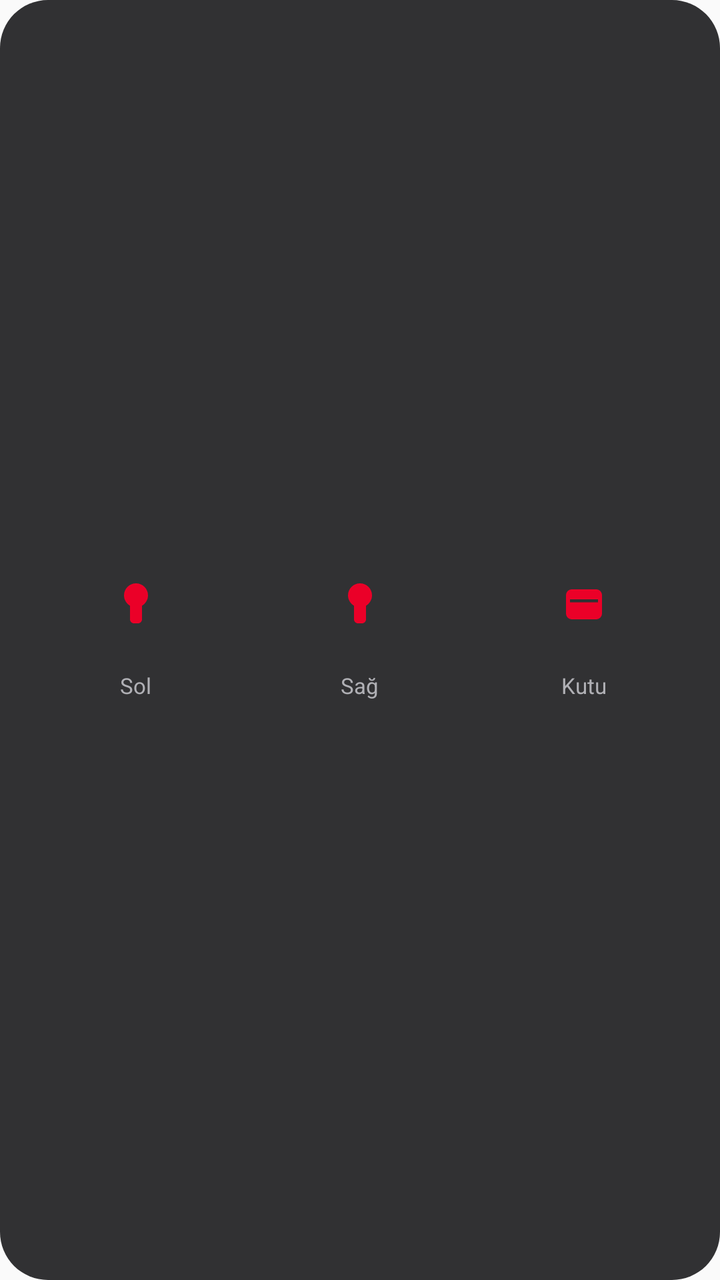
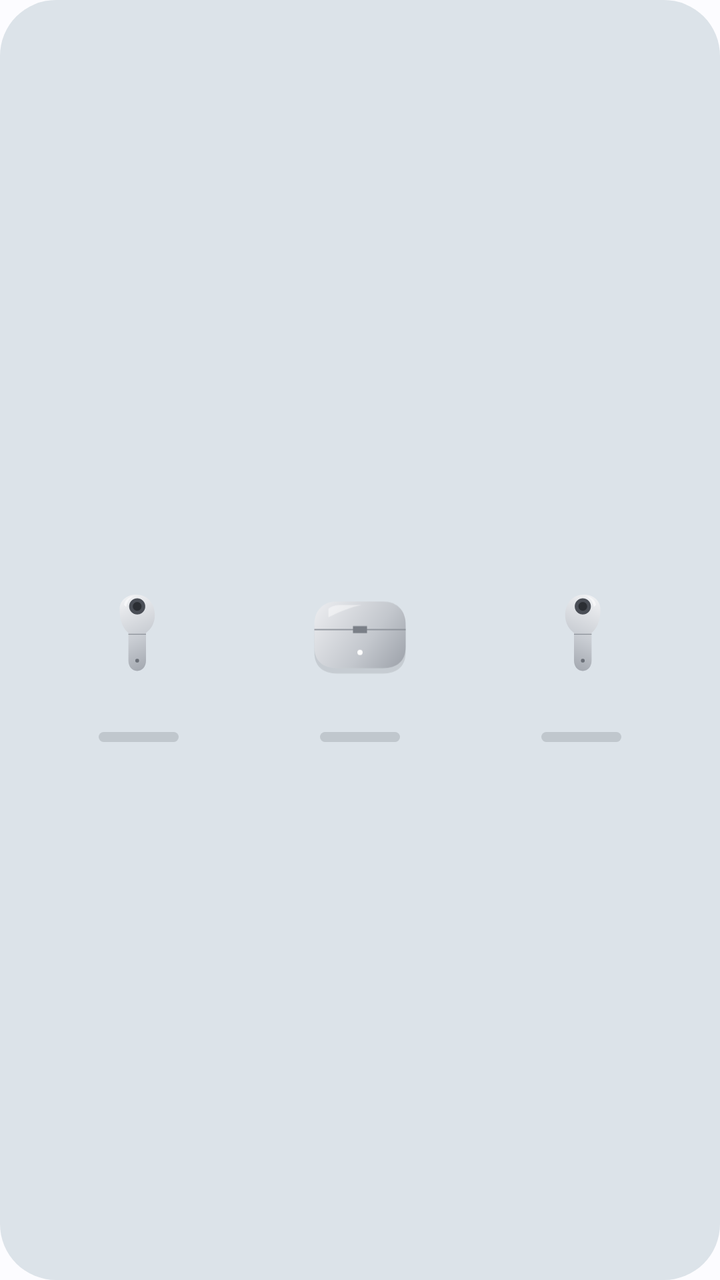

The first picture is an Android layout as it rendered before a commit; the second is the same layout after the commit. The layout source and the unified diff follow.
<!-- AndroidManifest.xml: application theme Theme.BudsBridge -->
<!-- res/layout/widget_battery.xml -->
<LinearLayout xmlns:android="http://schemas.android.com/apk/res/android"
    android:id="@+id/widgetRoot"
    android:layout_width="match_parent"
    android:layout_height="match_parent"
    android:background="@drawable/bg_widget"
    android:gravity="center"
    android:orientation="horizontal"
    android:padding="12dp">

    <LinearLayout
        android:layout_width="0dp" android:layout_height="wrap_content"
        android:layout_weight="1" android:gravity="center" android:orientation="vertical">
        <ImageView android:layout_width="24dp" android:layout_height="24dp"
            android:src="@drawable/ic_bud" android:tint="@color/accent" />
        <TextView android:id="@+id/tvLeft"
            android:layout_width="wrap_content" android:layout_height="wrap_content"
            android:textColor="#FFFFFF" android:textSize="16sp" android:textStyle="bold" />
        <TextView android:layout_width="wrap_content" android:layout_height="wrap_content"
            android:text="@string/label_left" android:textColor="#B0B0B5" android:textSize="11sp" />
    </LinearLayout>

    <LinearLayout
        android:layout_width="0dp" android:layout_height="wrap_content"
        android:layout_weight="1" android:gravity="center" android:orientation="vertical">
        <ImageView android:layout_width="24dp" android:layout_height="24dp"
            android:src="@drawable/ic_bud" android:tint="@color/accent" />
        <TextView android:id="@+id/tvRight"
            android:layout_width="wrap_content" android:layout_height="wrap_content"
            android:textColor="#FFFFFF" android:textSize="16sp" android:textStyle="bold" />
        <TextView android:layout_width="wrap_content" android:layout_height="wrap_content"
            android:text="@string/label_right" android:textColor="#B0B0B5" android:textSize="11sp" />
    </LinearLayout>

    <LinearLayout
        android:layout_width="0dp" android:layout_height="wrap_content"
        android:layout_weight="1" android:gravity="center" android:orientation="vertical">
        <ImageView android:layout_width="24dp" android:layout_height="24dp"
            android:src="@drawable/ic_case" android:tint="@color/accent" />
        <TextView android:id="@+id/tvBox"
            android:layout_width="wrap_content" android:layout_height="wrap_content"
            android:textColor="#FFFFFF" android:textSize="16sp" android:textStyle="bold" />
        <TextView android:layout_width="wrap_content" android:layout_height="wrap_content"
            android:text="@string/label_box" android:textColor="#B0B0B5" android:textSize="11sp" />
    </LinearLayout>
</LinearLayout>
<!-- resources referenced by this layout -->
<resources>
  <color name="accent">#EB0028</color>
  <!-- drawable bg_widget (drawable) -->
  <shape xmlns:android="http://schemas.android.com/apk/res/android" android:shape="rectangle">
      <solid android:color="#E61C1C1E" />
      <corners android:radius="24dp" />
  </shape>
  <!-- drawable ic_bud (drawable) -->
  <vector xmlns:android="http://schemas.android.com/apk/res/android"
      android:width="24dp" android:height="24dp"
      android:viewportWidth="24" android:viewportHeight="24">
      <path android:fillColor="#FFFFFF"
          android:pathData="M12,2C8.7,2 6,4.7 6,8c0,2.2 1.2,4.1 3,5.2V20c0,1.1 0.9,2 2,2h2c1.1,0 2,-0.9 2,-2v-6.8c1.8,-1.1 3,-3 3,-5.2C18,4.7 15.3,2 12,2z" />
  </vector>
  <!-- drawable ic_case (drawable) -->
  <vector xmlns:android="http://schemas.android.com/apk/res/android"
      android:width="24dp" android:height="24dp"
      android:viewportWidth="24" android:viewportHeight="24">
      <path android:fillColor="#FFFFFF"
          android:pathData="M6,5h12c1.7,0 3,1.3 3,3v9c0,1.7 -1.3,3 -3,3H6c-1.7,0 -3,-1.3 -3,-3V8c0,-1.7 1.3,-3 3,-3zM5,10v1.5h14V10z" />
  </vector>
  <string name="label_box">Kutu</string>
  <string name="label_left">Sol</string>
  <string name="label_right">Sağ</string>
  <style name="Theme.BudsBridge" parent="@android:style/Theme.Material.Light.NoActionBar" />
</resources>

<!-- the commit's change to res/layout/widget_battery.xml (unified diff, before → after) -->
@@ -3,43 +3,89 @@
     android:layout_width="match_parent"
     android:layout_height="match_parent"
     android:background="@drawable/bg_widget"
-    android:gravity="center"
-    android:orientation="horizontal"
-    android:padding="12dp">
+    android:orientation="vertical"
+    android:padding="14dp">
 
     <LinearLayout
-        android:layout_width="0dp" android:layout_height="wrap_content"
-        android:layout_weight="1" android:gravity="center" android:orientation="vertical">
-        <ImageView android:layout_width="24dp" android:layout_height="24dp"
-            android:src="@drawable/ic_bud" android:tint="@color/accent" />
-        <TextView android:id="@+id/tvLeft"
-            android:layout_width="wrap_content" android:layout_height="wrap_content"
-            android:textColor="#FFFFFF" android:textSize="16sp" android:textStyle="bold" />
-        <TextView android:layout_width="wrap_content" android:layout_height="wrap_content"
-            android:text="@string/label_left" android:textColor="#B0B0B5" android:textSize="11sp" />
+        android:layout_width="match_parent"
+        android:layout_height="wrap_content"
+        android:gravity="center_vertical"
+        android:orientation="horizontal">
+
+        <TextView
+            android:id="@+id/tvTitle"
+            android:layout_width="0dp"
+            android:layout_height="wrap_content"
+            android:layout_weight="1"
+            android:fontFamily="sans-serif-medium"
+            android:textColor="@color/on_surface"
+            android:textSize="14sp" />
+
+        <TextView
+            android:id="@+id/tvStatus"
+            android:layout_width="wrap_content"
+            android:layout_height="wrap_content"
+            android:textColor="@color/on_surface_variant"
+            android:textSize="12sp" />
     </LinearLayout>
 
     <LinearLayout
-        android:layout_width="0dp" android:layout_height="wrap_content"
-        android:layout_weight="1" android:gravity="center" android:orientation="vertical">
-        <ImageView android:layout_width="24dp" android:layout_height="24dp"
-            android:src="@drawable/ic_bud" android:tint="@color/accent" />
-        <TextView android:id="@+id/tvRight"
-            android:layout_width="wrap_content" android:layout_height="wrap_content"
-            android:textColor="#FFFFFF" android:textSize="16sp" android:textStyle="bold" />
-        <TextView android:layout_width="wrap_content" android:layout_height="wrap_content"
-            android:text="@string/label_right" android:textColor="#B0B0B5" android:textSize="11sp" />
-    </LinearLayout>
+        android:layout_width="match_parent"
+        android:layout_height="0dp"
+        android:layout_marginTop="6dp"
+        android:layout_weight="1"
+        android:gravity="center"
+        android:orientation="horizontal">
 
-    <LinearLayout
-        android:layout_width="0dp" android:layout_height="wrap_content"
-        android:layout_weight="1" android:gravity="center" android:orientation="vertical">
-        <ImageView android:layout_width="24dp" android:layout_height="24dp"
-            android:src="@drawable/ic_case" android:tint="@color/accent" />
-        <TextView android:id="@+id/tvBox"
-            android:layout_width="wrap_content" android:layout_height="wrap_content"
-            android:textColor="#FFFFFF" android:textSize="16sp" android:textStyle="bold" />
-        <TextView android:layout_width="wrap_content" android:layout_height="wrap_content"
-            android:text="@string/label_box" android:textColor="#B0B0B5" android:textSize="11sp" />
+        <LinearLayout
+            android:layout_width="0dp" android:layout_height="wrap_content"
+            android:layout_weight="1" android:gravity="center_horizontal" android:orientation="vertical">
+            <ImageView android:layout_width="wrap_content" android:layout_height="44dp"
+                android:adjustViewBounds="true" android:scaleType="fitCenter" android:src="@drawable/buds_left" />
+            <LinearLayout android:layout_width="wrap_content" android:layout_height="wrap_content"
+                android:layout_marginTop="4dp" android:gravity="center_vertical" android:orientation="horizontal">
+                <ImageView android:id="@+id/boltLeft" android:layout_width="12dp" android:layout_height="12dp"
+                    android:src="@drawable/ic_bolt" android:visibility="gone" />
+                <TextView android:id="@+id/tvLeft" android:layout_width="wrap_content" android:layout_height="wrap_content"
+                    android:textColor="@color/on_surface" android:textSize="15sp" android:textStyle="bold" />
+            </LinearLayout>
+            <ProgressBar android:id="@+id/barLeft" style="?android:attr/progressBarStyleHorizontal"
+                android:layout_width="40dp" android:layout_height="5dp" android:layout_marginTop="4dp"
+                android:indeterminate="false" android:max="100" android:progressDrawable="@drawable/bar_battery" />
+        </LinearLayout>
+
+        <LinearLayout
+            android:layout_width="0dp" android:layout_height="wrap_content"
+            android:layout_weight="1" android:gravity="center_horizontal" android:orientation="vertical">
+            <ImageView android:layout_width="wrap_content" android:layout_height="44dp"
+                android:adjustViewBounds="true" android:scaleType="fitCenter" android:src="@drawable/buds_case" />
+            <LinearLayout android:layout_width="wrap_content" android:layout_height="wrap_content"
+                android:layout_marginTop="4dp" android:gravity="center_vertical" android:orientation="horizontal">
+                <ImageView android:id="@+id/boltBox" android:layout_width="12dp" android:layout_height="12dp"
+                    android:src="@drawable/ic_bolt" android:visibility="gone" />
+                <TextView android:id="@+id/tvBox" android:layout_width="wrap_content" android:layout_height="wrap_content"
+                    android:textColor="@color/on_surface" android:textSize="15sp" android:textStyle="bold" />
+            </LinearLayout>
+            <ProgressBar android:id="@+id/barBox" style="?android:attr/progressBarStyleHorizontal"
+                android:layout_width="40dp" android:layout_height="5dp" android:layout_marginTop="4dp"
+                android:indeterminate="false" android:max="100" android:progressDrawable="@drawable/bar_battery" />
+        </LinearLayout>
+
+        <LinearLayout
+            android:layout_width="0dp" android:layout_height="wrap_content"
+            android:layout_weight="1" android:gravity="center_horizontal" android:orientation="vertical">
+            <ImageView android:layout_width="wrap_content" android:layout_height="44dp"
+                android:adjustViewBounds="true" android:scaleType="fitCenter" android:src="@drawable/buds_right" />
+            <LinearLayout android:layout_width="wrap_content" android:layout_height="wrap_content"
+                android:layout_marginTop="4dp" android:gravity="center_vertical" android:orientation="horizontal">
+                <ImageView android:id="@+id/boltRight" android:layout_width="12dp" android:layout_height="12dp"
+                    android:src="@drawable/ic_bolt" android:visibility="gone" />
+                <TextView android:id="@+id/tvRight" android:layout_width="wrap_content" android:layout_height="wrap_content"
+                    android:textColor="@color/on_surface" android:textSize="15sp" android:textStyle="bold" />
+            </LinearLayout>
+            <ProgressBar android:id="@+id/barRight" style="?android:attr/progressBarStyleHorizontal"
+                android:layout_width="40dp" android:layout_height="5dp" android:layout_marginTop="4dp"
+                android:indeterminate="false" android:max="100" android:progressDrawable="@drawable/bar_battery" />
+        </LinearLayout>
     </LinearLayout>
 </LinearLayout>
<!-- resource entries referenced after the edit -->
@@ -1,28 +1,109 @@
 <!-- resources referenced by this layout -->
 <resources>
-  <color name="accent">#EB0028</color>
+  <color name="on_surface">@android:color/system_neutral1_900</color>
+  <color name="on_surface_variant">@android:color/system_neutral2_700</color>
+  <!-- drawable bar_battery (drawable) -->
+  <layer-list xmlns:android="http://schemas.android.com/apk/res/android">
+      <item android:id="@android:id/background">
+          <shape android:shape="rectangle">
+              <solid android:color="@color/track" />
+              <corners android:radius="4dp" />
+          </shape>
+      </item>
+      <item android:id="@android:id/progress">
+          <clip>
+              <shape android:shape="rectangle">
+                  <solid android:color="@color/accent" />
+                  <corners android:radius="4dp" />
+              </shape>
+          </clip>
+      </item>
+  </layer-list>
+  <color name="accent">@android:color/system_accent1_600</color>
+  <color name="surface_container">@android:color/system_neutral2_100</color>
+  <color name="ok">#1E8E3E</color>
+  <color name="surface">@android:color/system_neutral1_10</color>
   <!-- drawable bg_widget (drawable) -->
   <shape xmlns:android="http://schemas.android.com/apk/res/android" android:shape="rectangle">
-      <solid android:color="#E61C1C1E" />
-      <corners android:radius="24dp" />
+      <solid android:color="@color/surface_container" />
+      <corners android:radius="@android:dimen/system_app_widget_background_radius" />
   </shape>
-  <!-- drawable ic_bud (drawable) -->
+  <!-- drawable buds_case (drawable) -->
   <vector xmlns:android="http://schemas.android.com/apk/res/android"
-      android:width="24dp" android:height="24dp"
-      android:viewportWidth="24" android:viewportHeight="24">
-      <path android:fillColor="#FFFFFF"
-          android:pathData="M12,2C8.7,2 6,4.7 6,8c0,2.2 1.2,4.1 3,5.2V20c0,1.1 0.9,2 2,2h2c1.1,0 2,-0.9 2,-2v-6.8c1.8,-1.1 3,-3 3,-5.2C18,4.7 15.3,2 12,2z" />
+      xmlns:aapt="http://schemas.android.com/aapt"
+      android:width="96dp" android:height="80dp"
+      android:viewportWidth="120" android:viewportHeight="100">
+      <path android:fillColor="#000000" android:fillAlpha="0.10" android:pathData="M34,22H86C102,22 112,32 112,48V74C112,90 102,98 86,98H34C18,98 8,90 8,74V48C8,32 18,22 34,22Z" />
+      <path android:pathData="M34,16H86C102,16 112,26 112,42V68C112,84 102,92 86,92H34C18,92 8,84 8,68V42C8,26 18,16 34,16Z">
+          <aapt:attr name="android:fillColor">
+              <gradient android:type="linear" android:startX="8" android:startY="16" android:endX="112" android:endY="92">
+                  <item android:offset="0" android:color="#EDEEF1" />
+                  <item android:offset="0.6" android:color="#C3C7CD" />
+                  <item android:offset="1" android:color="#9CA1A9" />
+              </gradient>
+          </aapt:attr>
+      </path>
+      <path android:strokeColor="#8A8F97" android:strokeWidth="1.4" android:pathData="M8,48H112" />
+      <path android:fillColor="#7A7F87" android:pathData="M52,44H68V52H52Z" />
+      <path android:fillColor="#FFFFFF" android:pathData="M60,74m-3,0a3,3 0,1 1,6 0a3,3 0,1 1,-6 0" />
+      <path android:fillColor="#FFFFFF" android:fillAlpha="0.45" android:pathData="M24,24C28,21 33,20 38,20H62C50,22 36,28 24,34Z" />
   </vector>
-  <!-- drawable ic_case (drawable) -->
+  <!-- drawable buds_left (drawable) -->
   <vector xmlns:android="http://schemas.android.com/apk/res/android"
-      android:width="24dp" android:height="24dp"
-      android:viewportWidth="24" android:viewportHeight="24">
-      <path android:fillColor="#FFFFFF"
-          android:pathData="M6,5h12c1.7,0 3,1.3 3,3v9c0,1.7 -1.3,3 -3,3H6c-1.7,0 -3,-1.3 -3,-3V8c0,-1.7 1.3,-3 3,-3zM5,10v1.5h14V10z" />
+      xmlns:aapt="http://schemas.android.com/aapt"
+      android:width="56dp" android:height="84dp"
+      android:viewportWidth="80" android:viewportHeight="120">
+      <path android:pathData="M14,30C14,18 24,10 36,10C52,10 62,22 62,38C62,50 56,58 50,62L50,100C50,108 45,114 38,114C31,114 26,108 26,100L26,62C18,56 14,44 14,30Z">
+          <aapt:attr name="android:fillColor">
+              <gradient android:type="linear" android:startX="14" android:startY="10" android:endX="62" android:endY="114">
+                  <item android:offset="0" android:color="#F4F5F7" />
+                  <item android:offset="0.55" android:color="#C9CDD3" />
+                  <item android:offset="1" android:color="#9EA3AB" />
+              </gradient>
+          </aapt:attr>
+      </path>
+      <path android:fillColor="#4A4E56" android:pathData="M38,26m-11,0a11,11 0,1 1,22 0a11,11 0,1 1,-22 0" />
+      <path android:fillColor="#2B2E33" android:pathData="M38,26m-6,0a6,6 0,1 1,12 0a6,6 0,1 1,-12 0" />
+      <path android:strokeColor="#8E939B" android:strokeWidth="1.2" android:pathData="M26,64L50,64" />
+      <path android:fillColor="#6B7078" android:pathData="M38,100m-2.6,0a2.6,2.6 0,1 1,5.2 0a2.6,2.6 0,1 1,-5.2 0" />
+      <path android:fillColor="#FFFFFF" android:fillAlpha="0.55" android:pathData="M20,24C21,17 27,13 33,12C27,15 24,20 23,27Z" />
   </vector>
-  <string name="label_box">Kutu</string>
-  <string name="label_left">Sol</string>
-  <string name="label_right">Sağ</string>
-  <style name="Theme.BudsBridge" parent="@android:style/Theme.Material.Light.NoActionBar" />
+  <!-- drawable buds_right (drawable) -->
+  <vector xmlns:android="http://schemas.android.com/apk/res/android"
+      xmlns:aapt="http://schemas.android.com/aapt"
+      android:width="56dp" android:height="84dp"
+      android:viewportWidth="80" android:viewportHeight="120">
+      <group android:scaleX="-1" android:pivotX="40">
+          <path android:pathData="M14,30C14,18 24,10 36,10C52,10 62,22 62,38C62,50 56,58 50,62L50,100C50,108 45,114 38,114C31,114 26,108 26,100L26,62C18,56 14,44 14,30Z">
+              <aapt:attr name="android:fillColor">
+                  <gradient android:type="linear" android:startX="14" android:startY="10" android:endX="62" android:endY="114">
+                      <item android:offset="0" android:color="#F4F5F7" />
+                      <item android:offset="0.55" android:color="#C9CDD3" />
+                      <item android:offset="1" android:color="#9EA3AB" />
+                  </gradient>
+              </aapt:attr>
+          </path>
+          <path android:fillColor="#4A4E56" android:pathData="M38,26m-11,0a11,11 0,1 1,22 0a11,11 0,1 1,-22 0" />
+          <path android:fillColor="#2B2E33" android:pathData="M38,26m-6,0a6,6 0,1 1,12 0a6,6 0,1 1,-12 0" />
+          <path android:strokeColor="#8E939B" android:strokeWidth="1.2" android:pathData="M26,64L50,64" />
+          <path android:fillColor="#6B7078" android:pathData="M38,100m-2.6,0a2.6,2.6 0,1 1,5.2 0a2.6,2.6 0,1 1,-5.2 0" />
+          <path android:fillColor="#FFFFFF" android:fillAlpha="0.55" android:pathData="M20,24C21,17 27,13 33,12C27,15 24,20 23,27Z" />
+      </group>
+  </vector>
+  <!-- drawable ic_bolt (drawable) -->
+  <vector xmlns:android="http://schemas.android.com/apk/res/android"
+      android:width="16dp" android:height="16dp" android:viewportWidth="24" android:viewportHeight="24">
+      <path android:fillColor="@color/ok"
+          android:pathData="M11,21h-1l1,-7H7.5c-0.88,0 -0.33,-0.75 -0.31,-0.78C8.48,10.94 10.42,7.54 13.01,3h1l-1,7h3.51c0.4,0 0.62,0.19 0.4,0.66C12.97,17.55 11,21 11,21z" />
+  </vector>
+  <style name="Theme.BudsBridge" parent="@android:style/Theme.DeviceDefault.DayNight">
+          <item name="android:windowActionBar">false</item>
+          <item name="android:windowNoTitle">true</item>
+          <item name="android:windowBackground">@color/surface</item>
+          <item name="android:colorAccent">@color/accent</item>
+          <item name="android:statusBarColor">@android:color/transparent</item>
+          <item name="android:navigationBarColor">@android:color/transparent</item>
+      </style>
+  <color name="track">@android:color/system_neutral2_200</color>
 </resources>
 
